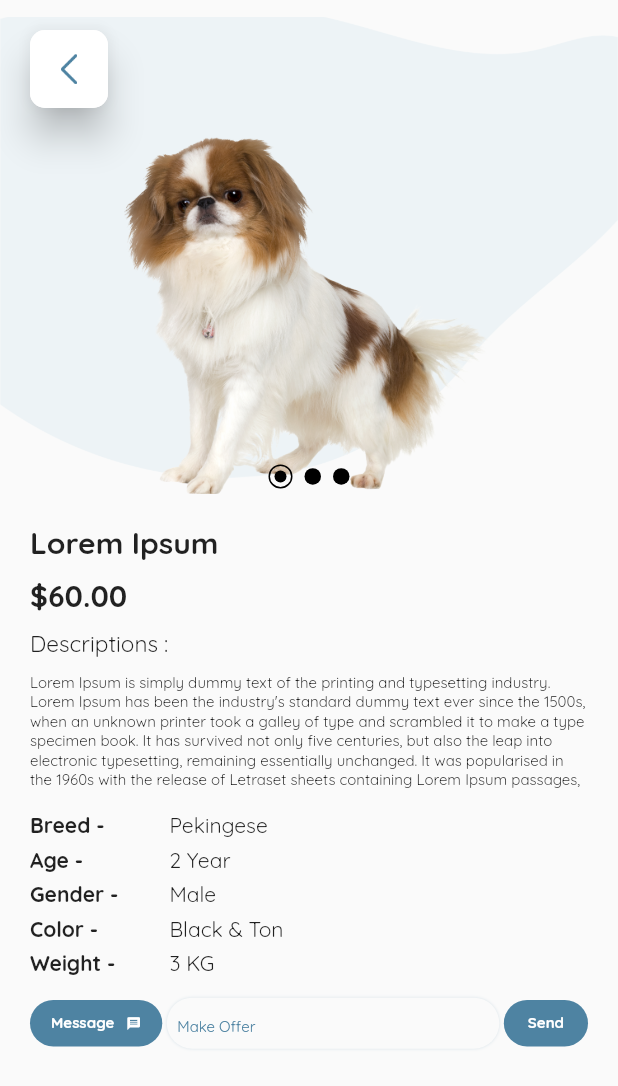
After one commit to rushit5560/Pet_Lover_Project, a Flutter app: the AdoptPetDetailsScreen screen opened directly, on a phone screen of 412 x 824 dp. The commit adds this screen. Shown: the top 1086 px of the screen. Run offline on Flutter 3.47's test engine with Material 2 defaults, Android fonts, the phone set to English and light mode, and no system bars; drawn by our look-alikes of carousel_slider; our stand-ins replace flutter_rating_bar, flutter_slidable, fluttertoast, get, google_maps_flutter, image_picker and 2 more.

Commit message:
Adopt Pet details Screen UI

```diff
--- /dev/null
+++ b/pet_lover_project/lib/controllers/adopt_pet_details_screen_controller/adopt_pet_details_screen_controller.dart
@@ -0,0 +1,13 @@
+import 'package:flutter/material.dart';
+import 'package:get/get.dart';
+
+import '../../common/constants/app_images.dart';
+
+class AdoptPetDetailsScreenController extends GetxController {
+  RxBool isLoading = false.obs;
+  RxBool isSuccessStatus = false.obs;
+  TextEditingController makeOfferTextFieldController = TextEditingController();
+  List<String> petImageLists = [(AppImages.adoptPet4Img), (AppImages.adoptPet5Img), (AppImages.adoptPet1Img)];
+  RxInt activeIndex = 0.obs;
+  String descriptionText = "Lorem Ipsum is simply dummy text of the printing and typesetting industry. Lorem Ipsum has been the industry's standard dummy text ever since the 1500s, when an unknown printer took a galley of type and scrambled it to make a type specimen book. It has survived not only five centuries, but also the leap into electronic typesetting, remaining essentially unchanged. It was popularised in the 1960s with the release of Letraset sheets containing Lorem Ipsum passages, and more recently with desktop publishing software like Aldus PageMaker including versions of Lorem Ipsum.";
+}
--- /dev/null
+++ b/pet_lover_project/lib/screens/adopt_pet_details_screen/adopt_pet_details_screen.dart
@@ -0,0 +1,48 @@
+import 'package:flutter/material.dart';
+import 'package:get/get.dart';
+
+import '../../controllers/adopt_pet_details_screen_controller/adopt_pet_details_screen_controller.dart';
+import 'adopt_pet_details_screen_widgets.dart';
+
+class AdoptPetDetailsScreen extends StatelessWidget {
+  AdoptPetDetailsScreen({Key? key}) : super(key: key);
+  final adoptPetDetailsScreenController = Get.put(AdoptPetDetailsScreenController());
+
+  @override
+  Widget build(BuildContext context) {
+    return Scaffold(
+      body: SafeArea(
+        child: Stack(
+          children: [
+            Column(
+              children: [
+                AdoptPetImageListModule(),
+                const SizedBox(height: 20),
+                Padding(
+                  padding: const EdgeInsets.only(left: 20, right: 20, bottom: 10),
+                  child: Column(
+                    crossAxisAlignment: CrossAxisAlignment.start,
+                    children: [
+                      AdoptPetNamePriceAndDescriptionModule(),
+                      const SizedBox(height: 15),
+                      AdoptPetDetailsModule(),
+                      const SizedBox(height: 10),
+                      CallAndChatButtonsModule(),
+
+                    ],
+                  ),
+                ),
+              ],
+            ),
+
+            const Positioned(
+              top: 20,
+              left: 20,
+              child: AdoptPetDetailsBackButtonModule(),
+            ),
+          ],
+        ),
+      ),
+    );
+  }
+}
--- /dev/null
+++ b/pet_lover_project/lib/screens/adopt_pet_details_screen/adopt_pet_details_screen_widgets.dart
@@ -0,0 +1,340 @@
+import 'package:carousel_slider/carousel_slider.dart';
+import 'package:flutter/material.dart';
+import 'package:get/get.dart';
+
+import '../../common/constants/app_colors.dart';
+import '../../common/constants/app_images.dart';
+import '../../controllers/adopt_pet_details_screen_controller/adopt_pet_details_screen_controller.dart';
+
+class AdoptPetDetailsBackButtonModule extends StatelessWidget {
+  const AdoptPetDetailsBackButtonModule({Key? key}) : super(key: key);
+
+  @override
+  Widget build(BuildContext context) {
+    return GestureDetector(
+      onTap: () => Get.back(),
+      child: Material(
+        elevation: 10,
+        borderRadius: BorderRadius.circular(10),
+        child: Container(
+          height: 52,
+          width: 52,
+          decoration: BoxDecoration(
+              borderRadius: BorderRadius.circular(10),
+              color: Colors.white),
+          child: Image.asset(
+            AppImages.backButton,
+            scale: 2,
+          ),
+        ),
+      ),
+    );
+  }
+}
+
+class AdoptPetImageListModule extends StatelessWidget {
+  AdoptPetImageListModule({Key? key}) : super(key: key);
+  final screenController = Get.find<AdoptPetDetailsScreenController>();
+
+  @override
+  Widget build(BuildContext context) {
+    return Container(
+      height: Get.height * 0.40,
+      width: Get.width,
+      decoration: const BoxDecoration(
+          image: DecorationImage(
+            image: AssetImage(AppImages.productImgListImg),
+            // fit: BoxFit.cover
+          )),
+      child: Stack(
+        alignment: Alignment.bottomCenter,
+        children: [
+          CarouselSlider.builder(
+            itemCount: screenController.petImageLists.length,
+            options: CarouselOptions(
+                height: Get.height * 0.30,
+                autoPlay: true,
+                viewportFraction: 1,
+                onPageChanged: (index, reason) {
+                  screenController.activeIndex.value = index;
+                }),
+            itemBuilder: (context, index, realIndex) {
+              return Container(
+                decoration: BoxDecoration(
+                  image: DecorationImage(
+                    image:
+                    AssetImage(screenController.petImageLists[index]),
+                  ),
+                ),
+              );
+            },
+          ),
+          _indicatorModule(),
+        ],
+      ),
+    );
+  }
+
+  Widget _indicatorModule() {
+    return Obx(
+          () => Row(
+        mainAxisAlignment: MainAxisAlignment.center,
+        children: List.generate(
+          screenController.petImageLists.length,
+              (index) => screenController.activeIndex.value == index
+              ? Container(
+            margin: const EdgeInsets.all(4),
+            height: 16,
+            width: 16,
+            decoration: BoxDecoration(
+              shape: BoxShape.circle,
+              color: Colors.transparent,
+              border: Border.all(color: Colors.black),
+            ),
+            child: Padding(
+              padding: const EdgeInsets.all(3),
+              child: Container(
+                decoration: const BoxDecoration(
+                  shape: BoxShape.circle,
+                  color: Colors.black,
+                ),
+              ),
+            ),
+          )
+              : Container(
+            margin: const EdgeInsets.all(4),
+            width: 11,
+            height: 11,
+            decoration: const BoxDecoration(
+              color: Colors.black,
+              shape: BoxShape.circle,
+            ),
+          ),
+        ),
+      ),
+    );
+  }
+
+
+}
+
+class AdoptPetNamePriceAndDescriptionModule extends StatelessWidget {
+  AdoptPetNamePriceAndDescriptionModule({Key? key}) : super(key: key);
+  final screenController = Get.find<AdoptPetDetailsScreenController>();
+
+  @override
+  Widget build(BuildContext context) {
+    return Column(
+      crossAxisAlignment: CrossAxisAlignment.start,
+      children: [
+        const Text(
+          'Lorem Ipsum',
+          maxLines: 1,
+          style: TextStyle(
+            fontWeight: FontWeight.bold,
+            fontSize: 20,
+          ),
+        ),
+        const SizedBox(height: 10),
+        const Text(
+          '\$60.00',
+          maxLines: 1,
+          style: TextStyle(
+            fontWeight: FontWeight.bold,
+            fontSize: 20,
+          ),
+        ),
+        const SizedBox(height: 10),
+        const Text(
+          'Descriptions :',
+          style: TextStyle(
+            fontSize: 15,
+          ),
+        ),
+        const SizedBox(height: 10),
+        Text(
+          screenController.descriptionText,
+          maxLines: 6,
+          style: const TextStyle(fontSize: 10),
+        ),
+      ],
+    );
+  }
+}
+
+class AdoptPetDetailsModule extends StatelessWidget {
+  const AdoptPetDetailsModule({Key? key}) : super(key: key);
+
+  @override
+  Widget build(BuildContext context) {
+    return Column(
+      children: [
+        _singleRowModule(title: 'Breed', text: 'Pekingese'),
+        const SizedBox(height: 5),
+        _singleRowModule(title: 'Age', text: '2 Year'),
+        const SizedBox(height: 5),
+        _singleRowModule(title: 'Gender', text: 'Male'),
+        const SizedBox(height: 5),
+        _singleRowModule(title: 'Color', text: 'Black & Ton'),
+        const SizedBox(height: 5),
+        _singleRowModule(title: 'Weight', text: '3 KG'),
+        const SizedBox(height: 5),
+      ],
+    );
+  }
+
+  Widget _singleRowModule({required String title, required String text}) {
+    return Row(
+      children: [
+        Expanded(
+          flex: 1,
+          child: Text(
+            '$title -',
+            maxLines: 1,
+            overflow: TextOverflow.ellipsis,
+            style: const TextStyle(
+              fontWeight: FontWeight.bold,
+
+            ),
+          ),
+        ),
+        Expanded(
+          flex: 3,
+          child: Text(
+            text,
+            maxLines: 1,
+            overflow: TextOverflow.ellipsis,
+          ),
+        ),
+      ],
+    );
+  }
+}
+
+class CallAndChatButtonsModule extends StatelessWidget {
+  CallAndChatButtonsModule({Key? key}) : super(key: key);
+  final screenController = Get.find<AdoptPetDetailsScreenController>();
+
+  @override
+  Widget build(BuildContext context) {
+    return Row(
+      children: [
+        // _callButtonModule(),
+        // const SizedBox(width: 5),
+        _messageButtonModule(),
+        const SizedBox(width: 5),
+        Expanded(
+          child: Container(
+            decoration: BoxDecoration(
+              borderRadius: BorderRadius.circular(20),
+              boxShadow: [
+                BoxShadow(
+                    color: AppColors.colorDarkBlue1.withOpacity(0.2),
+                    blurRadius: 1,
+                    spreadRadius: 2,
+                    blurStyle: BlurStyle.outer
+                ),
+              ],
+            ),
+            child: TextFormField(
+              controller: screenController.makeOfferTextFieldController,
+              decoration: InputDecoration(
+                border: InputBorder.none,
+                hintText: 'Make Offer',
+                isDense: true,
+                contentPadding: const EdgeInsets.all(5),
+                hintStyle: TextStyle(
+                  color: AppColors.colorDarkBlue1,
+                  fontSize: 10,
+                ),
+              ),
+            ),
+          ),
+        ),
+        const SizedBox(width: 5),
+        _sendButton(),
+      ],
+    );
+  }
+
+  /*Widget _callButtonModule() {
+    return Container(
+      decoration: BoxDecoration(
+        color: AppColors.colorDarkBlue1,
+        borderRadius: BorderRadius.circular(20),
+      ),
+      child: Padding(
+        padding: const EdgeInsets.symmetric(horizontal: 16, vertical: 9),
+        child: Row(
+          children: const [
+            Text(
+              'Call',
+              style: TextStyle(
+                fontWeight: FontWeight.bold,
+                fontSize: 10,
+                color: Colors.white,
+              ),
+            ),
+            SizedBox(width: 8),
+            Icon(
+              Icons.phone,
+              color: Colors.white,
+              size: 10,
+            ),
+          ],
+        ),
+      ),
+    );
+  }*/
+
+  Widget _messageButtonModule() {
+    return Container(
+      decoration: BoxDecoration(
+        color: AppColors.colorDarkBlue1,
+        borderRadius: BorderRadius.circular(20),
+      ),
+      child: Padding(
+        padding: const EdgeInsets.symmetric(horizontal: 14, vertical: 9),
+        child: Row(
+          children: const [
+            Text(
+              'Message',
+              style: TextStyle(
+                fontWeight: FontWeight.bold,
+                fontSize: 10,
+                color: Colors.white,
+              ),
+            ),
+            SizedBox(width: 8),
+            Icon(
+              Icons.message,
+              color: Colors.white,
+              size: 10,
+            ),
+          ],
+        ),
+      ),
+    );
+  }
+
+  Widget _sendButton() {
+    return Container(
+      decoration: BoxDecoration(
+        color: AppColors.colorDarkBlue1,
+        borderRadius: BorderRadius.circular(20),
+      ),
+      child: const Padding(
+        padding: EdgeInsets.symmetric(horizontal: 16, vertical: 9),
+        child: Text(
+          'Send',
+          style: TextStyle(
+            fontWeight: FontWeight.bold,
+            fontSize: 10,
+            color: Colors.white,
+          ),
+        ),
+      ),
+    );
+  }
+
+}
--- a/pet_lover_project/lib/screens/pet_match_screen/pet_match_screen.dart
+++ b/pet_lover_project/lib/screens/pet_match_screen/pet_match_screen.dart
@@ -1,4 +1,3 @@
-import 'package:flutter/cupertino.dart';
 import 'package:flutter/material.dart';
 import 'package:get/get.dart';
 import 'package:pet_lover_project/controllers/pet_match_screen_controller/pet_match_screen_controller.dart';
--- a/pet_lover_project/lib/screens/pet_match_screen/pet_match_screen_widgets.dart
+++ b/pet_lover_project/lib/screens/pet_match_screen/pet_match_screen_widgets.dart
@@ -1,7 +1,5 @@
 import 'package:carousel_slider/carousel_slider.dart';
-import 'package:flutter/cupertino.dart';
 import 'package:flutter/material.dart';
-import 'package:flutter_rating_bar/flutter_rating_bar.dart';
 import 'package:get/get.dart';
 import 'package:pet_lover_project/common/constants/app_colors.dart';
 import 'package:pet_lover_project/common/constants/app_images.dart';
```
